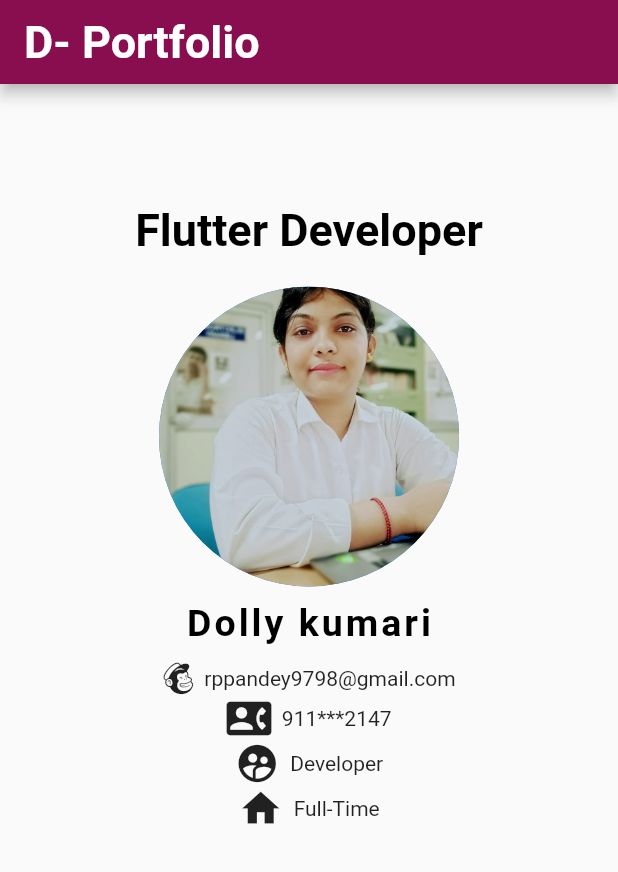
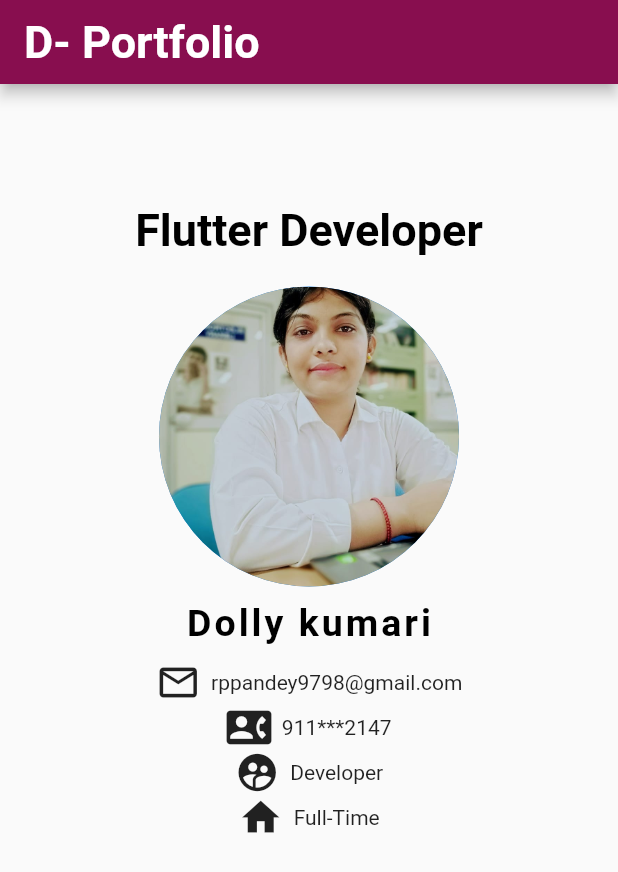
Before and after one commit to dollykumari9798/hello_world, a Flutter app: the Home screen opened directly, on a phone screen of 412 x 824 dp. Shown: the top 872 px of the screen. Run offline on Flutter 3.47's test engine with Material 2 defaults, Android fonts, the phone set to English and light mode, and no system bars; our stand-ins replace font_awesome_flutter; Roboto replaces fonts that are missing (Smooch).

Commit message:
changed icon

```diff
--- a/lib/try.dart
+++ b/lib/try.dart
@@ -62,12 +62,11 @@ class Home extends StatelessWidget {
               Row(
                 mainAxisAlignment: MainAxisAlignment.center,
                 children: <Widget>[
-                  FaIcon(FontAwesomeIcons.mailchimp),
-                  // Icon(
-
-                  //   Icons.mail_outline,
-                  //   size: 30,
-                  // ),
+                  // FaIcon(FontAwesomeIcons.mailchimp),
+                  Icon(
+                    Icons.mail_outline,
+                    size: 30,
+                  ),
                   Text('  rppandey9798@gmail.com')
                 ],
               ),
```
